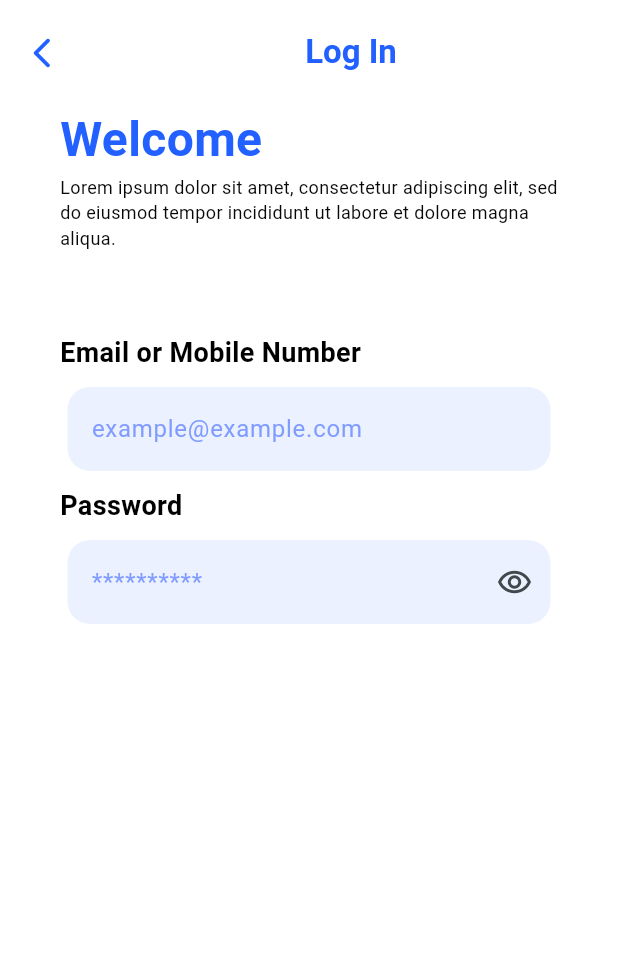
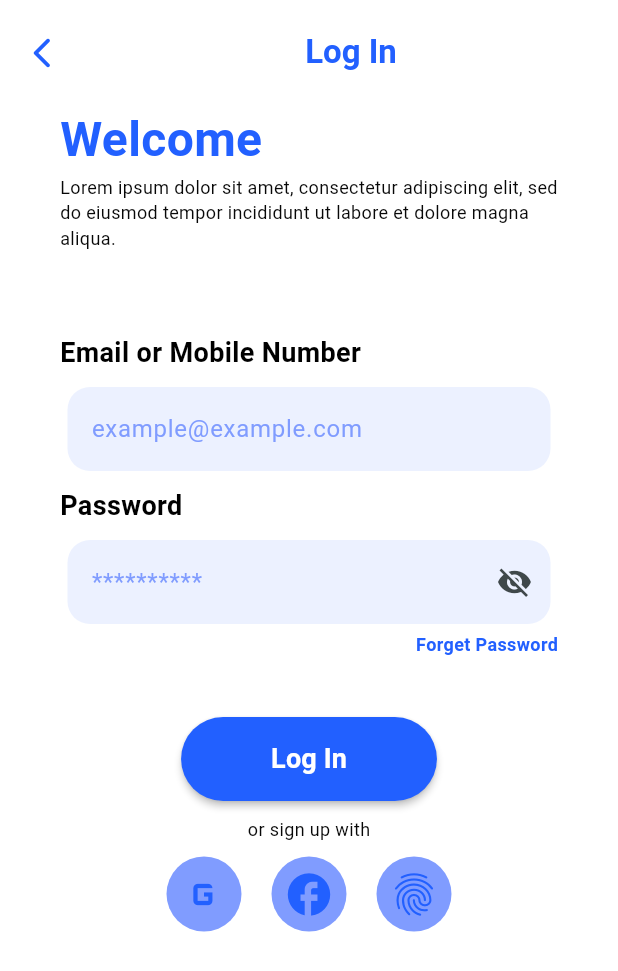
Before and after one commit to MeghPatel-007/Medic-App, a Flutter app: the screen it shows after launch, after a tap on "Log In", on a phone screen of 412 x 824 dp. Shown: the top 971 px of the screen. Run offline on Flutter 3.47's test engine with Material 3 defaults, Android fonts, the phone set to English and light mode, and no system bars; our stand-ins replace flutter_svg, font_awesome_flutter, google_fonts.

Commit message:
login page getting finished ..

```diff
--- /dev/null
+++ b/lib/helper/capsulebtn.dart
@@ -0,0 +1,23 @@
+import 'package:flutter/material.dart';
+
+Widget capsuleBtn(BuildContext context, String name, Widget page) {
+  return ElevatedButton(
+    onPressed: () {
+      Navigator.push(context, MaterialPageRoute(builder: (context) => page));
+    },
+    style: ElevatedButton.styleFrom(
+      elevation: 2,
+      shape: RoundedRectangleBorder(borderRadius: BorderRadius.circular(100)),
+      backgroundColor: const Color.fromARGB(255, 34, 96, 255),
+      padding: EdgeInsets.symmetric(horizontal: 60, vertical: 15),
+    ),
+    child: Text(
+      name,
+      style: TextStyle(
+        color: const Color.fromARGB(255, 255, 255, 255),
+        fontWeight: FontWeight.bold,
+        fontSize: 18,
+      ),
+    ),
+  );
+}
--- /dev/null
+++ b/lib/helper/circlebtn.dart
@@ -0,0 +1,16 @@
+import 'package:flutter/material.dart';
+
+Widget CircleBtn(BuildContext context, IconData icon) {
+  return Padding(
+    padding: EdgeInsets.all(10),
+    child: IconButton(
+      onPressed: () {},
+      style: ElevatedButton.styleFrom(
+        elevation: 2,
+        shape: RoundedRectangleBorder(borderRadius: BorderRadius.circular(100)),
+        backgroundColor: const Color.fromARGB(255, 128, 156, 255),
+      ),
+      icon: Icon(icon, color: const Color.fromARGB(255, 34, 96, 255), size: 34),
+    ),
+  );
+}
--- a/lib/helper/inputter.dart
+++ b/lib/helper/inputter.dart
@@ -1,46 +1,74 @@
 import "package:flutter/material.dart";
 import 'package:google_fonts/google_fonts.dart';
 
-Widget inputter(String title,String placeholder,bool iconVal) {
+class Inputter extends StatefulWidget {
+  final String title;
+  final String placeholder;
+  final bool ispassword;
+  const Inputter({
+    super.key,
+    required this.title,
+    required this.placeholder,
+    required this.ispassword,
+  });
+
+  @override
+  State<Inputter> createState() => _InputterState();
+}
+
+class _InputterState extends State<Inputter> {
+  bool _obsuredText = true;
+  @override
+  Widget build(BuildContext context) {
     return Column(
       crossAxisAlignment: CrossAxisAlignment.start,
       children: [
-      Padding(padding:EdgeInsets.symmetric(vertical: 5),
+        Padding(
+          padding: EdgeInsets.symmetric(vertical: 5),
           child: Text(
-        title,
+            widget.title,
             style: GoogleFonts.leagueSpartan(
               color: Colors.black,
               fontWeight: FontWeight(600),
-          fontSize: 18
+              fontSize: 18,
             ),
           ),
-
         ),
-      Padding(padding: EdgeInsets.all(5),
-      child:
-      TextField(
+        Padding(
+          padding: EdgeInsets.all(5),
+          child: TextField(
+            obscuringCharacter: '*',
             style: GoogleFonts.leagueSpartan(
               color: const Color.fromARGB(255, 128, 156, 255),
             ),
+            obscureText: widget.ispassword ? _obsuredText : false,
             decoration: InputDecoration(
               filled: true,
               fillColor: const Color.fromARGB(255, 236, 241, 255),
               border: OutlineInputBorder(
                 borderRadius: BorderRadius.circular(15),
-            borderSide: BorderSide.none
+                borderSide: BorderSide.none,
               ),
-            hintText: placeholder,
+              hintText: widget.placeholder,
               hintStyle: TextStyle(
                 color: const Color.fromARGB(255, 128, 156, 255),
               ),
-        suffixIcon: IconButton(
-          //! Working is left
-          onPressed: (){}, icon: Icon(iconVal ? Icons.remove_red_eye_outlined : null
-        ))
-
-        )
+              suffixIcon: widget.ispassword
+                  ? IconButton(
+                      onPressed: () {
+                        setState(() {
+                          _obsuredText = !_obsuredText;
+                        });
+                      },
+                      icon: Icon(
+                        !_obsuredText ? Icons.visibility : Icons.visibility_off,
                       ),
                     )
+                  : null,
+            ),
+          ),
+        ),
       ],
     );
   }
+}
--- a/lib/main.dart
+++ b/lib/main.dart
@@ -1,5 +1,4 @@
 import 'package:flutter/material.dart';
-// import 'package:flutter/rendering.dart';
 import 'package:medic/pages/splash.dart';
 
 void main() {
--- a/lib/pages/login.dart
+++ b/lib/pages/login.dart
@@ -1,7 +1,10 @@
 import 'package:flutter/material.dart';
 import 'package:google_fonts/google_fonts.dart';
+import 'package:medic/helper/CircleBtn.dart';
+import 'package:medic/helper/capsulebtn.dart';
 import 'package:medic/helper/inputter.dart';
 import 'package:medic/pages/welcome.dart';
+import 'package:font_awesome_flutter/font_awesome_flutter.dart';
 
 class Login extends StatelessWidget {
   const Login({super.key});
@@ -56,8 +59,49 @@ class Login extends StatelessWidget {
               ),
             ),
             SizedBox(height: 50),
-            inputter("Email or Mobile Number","example@example.com",false),
-            inputter("Password","**********",true),
+            Inputter(
+              title: "Email or Mobile Number",
+              placeholder: "example@example.com",
+              ispassword: false,
+            ),
+            Inputter(
+              title: "Password",
+              placeholder: "**********",
+              ispassword: true,
+            ),
+            Row(
+              mainAxisAlignment: MainAxisAlignment.end,
+              children: [
+                Text(
+                  "Forget Password",
+                  style: GoogleFonts.leagueSpartan(
+                    color: const Color.fromARGB(255, 34, 96, 255),
+                    fontWeight: FontWeight(600),
+                    fontSize: 12,
+                  ),
+                ),
+              ],
+            ),
+            SizedBox(height: 40),
+            Center(child: capsuleBtn(context, "Log In", Login())),
+            SizedBox(height: 10),
+            Center(
+              child: Text(
+                "or sign up with",
+                style: TextStyle(
+                  fontSize: 12,
+                  color: const Color.fromARGB(255, 7, 7, 7),
+                ),
+              ),
+            ),
+            Row(
+              mainAxisAlignment: MainAxisAlignment.center,
+              children: [
+                CircleBtn(context, Icons.g_mobiledata),
+                CircleBtn(context, Icons.facebook_outlined),
+                CircleBtn(context, Icons.fingerprint),
+              ],
+            ),
           ],
         ),
       ),
--- a/lib/pages/welcome.dart
+++ b/lib/pages/welcome.dart
@@ -1,6 +1,7 @@
 import 'package:flutter/material.dart';
 import 'package:flutter_svg/flutter_svg.dart';
 import 'package:google_fonts/google_fonts.dart';
+import 'package:medic/helper/capsulebtn.dart';
 import 'package:medic/pages/login.dart';
 
 class Welcome extends StatelessWidget {
@@ -61,28 +62,7 @@ class Welcome extends StatelessWidget {
                 textAlign: TextAlign.center,
               ),
             ),
-            ElevatedButton(
-              onPressed: () {
-                Navigator.push(context,
-                MaterialPageRoute(builder: (context)=>const Login()));
-              },
-              style: ElevatedButton.styleFrom(
-                elevation: 2,
-                shape: RoundedRectangleBorder(
-                  borderRadius: BorderRadius.circular(100),
-                ),
-                backgroundColor: const Color.fromARGB(255, 34, 96, 255),
-                padding: EdgeInsets.symmetric(horizontal: 60, vertical: 15),
-              ),
-              child: Text(
-                "Log In",
-                style: TextStyle(
-                  color: const Color.fromARGB(255, 255, 255, 255),
-                  fontWeight: FontWeight.bold,
-                  fontSize: 18,
-                ),
-              ),
-            ),
+            capsuleBtn(context,"Log In", Login()),
             SizedBox(height: 10),
             ElevatedButton(
               onPressed: () {},
--- a/pubspec.yaml
+++ b/pubspec.yaml
@@ -35,6 +35,7 @@ dependencies:
   # The following adds the Cupertino Icons font to your application.
   # Use with the CupertinoIcons class for iOS style icons.
   cupertino_icons: ^1.0.8
+  font_awesome_flutter: ^11.0.0
 
 dev_dependencies:
   flutter_test:
```
Also changed, not shown: pubspec.lock. Lines whose indentation alone changed are shown as unchanged.
